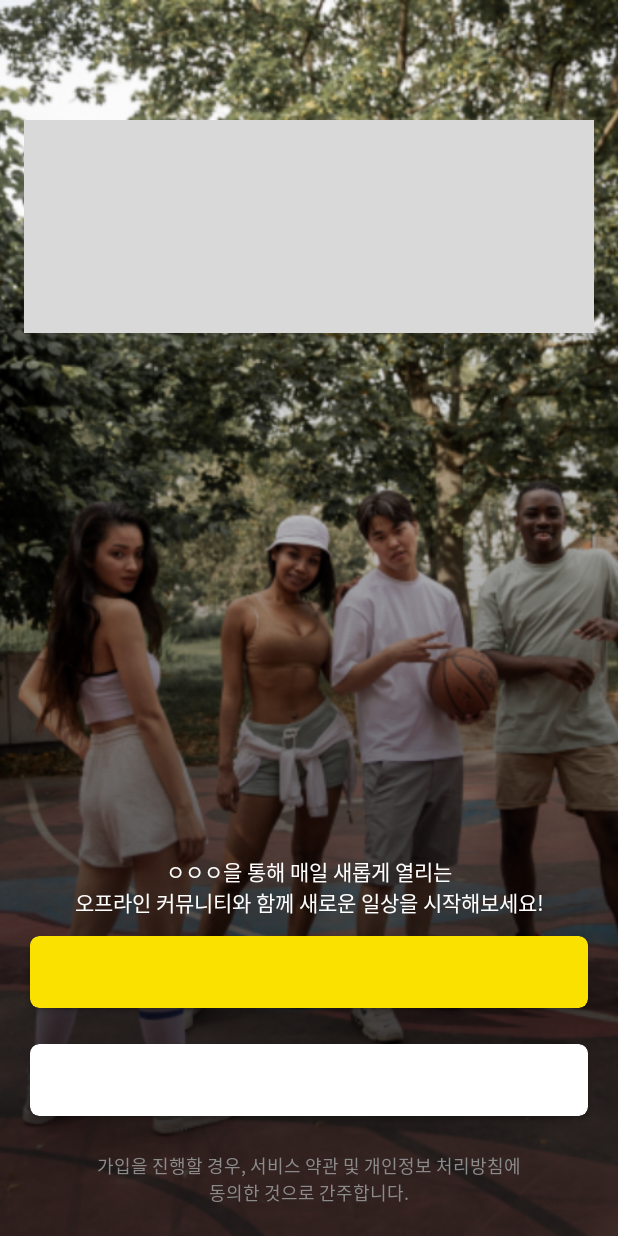
After one commit to N-X-Pickit/STITCH-android, an Android app: the layout activity_login.xml on its own in the app's theme, with its tools: preview values and no code run, on a phone screen of 412 x 824 dp. The commit adds this screen. Run offline under Robolectric (Android 15) with nearby library versions, the phone set to English and light mode, and no system bars.

Commit message:
#3 : 로그인 화면 ui 구현

```diff
--- a/app/build.gradle
+++ b/app/build.gradle
@@ -30,6 +30,9 @@ android {
     kotlinOptions {
         jvmTarget = '1.8'
     }
+    dataBinding {
+        enabled = true
+    }
 }
 
 dependencies {
@@ -38,6 +41,8 @@ dependencies {
     implementation 'androidx.appcompat:appcompat:1.6.1'
     implementation 'com.google.android.material:material:1.8.0'
     implementation 'androidx.constraintlayout:constraintlayout:2.1.4'
+    implementation 'androidx.lifecycle:lifecycle-viewmodel-ktx:2.5.1'
+
     testImplementation 'junit:junit:4.13.2'
     androidTestImplementation 'androidx.test.ext:junit:1.1.5'
     androidTestImplementation 'androidx.test.espresso:espresso-core:3.5.1'
--- a/app/src/main/AndroidManifest.xml
+++ b/app/src/main/AndroidManifest.xml
@@ -14,6 +14,10 @@
         <activity
             android:name=".MainActivity"
             android:exported="true">
+        </activity>
+        <activity
+            android:name=".ui.LoginActivity"
+            android:exported="true">
             <intent-filter>
                 <action android:name="android.intent.action.MAIN" />
 
--- a/app/src/main/java/com/example/stitch/MainActivity.kt
+++ b/app/src/main/java/com/example/stitch/MainActivity.kt
@@ -6,6 +6,6 @@ import android.os.Bundle
 class MainActivity : AppCompatActivity() {
     override fun onCreate(savedInstanceState: Bundle?) {
         super.onCreate(savedInstanceState)
-        setContentView(R.layout.activity_main)
+        setContentView(R.layout.activity_login)
     }
 }
--- /dev/null
+++ b/app/src/main/res/drawable/login_background_gradient.xml
@@ -0,0 +1,39 @@
+<?xml version="1.0" encoding="utf-8"?>
+<vector xmlns:android="http://schemas.android.com/apk/res/android"
+    xmlns:aapt="http://schemas.android.com/aapt"
+    xmlns:tools="http://schemas.android.com/tools"
+    android:width="360dp"
+    android:height="640dp"
+    android:viewportWidth="360"
+    android:viewportHeight="640">
+    <group>
+        <clip-path android:pathData="M0 0H360V640H0V0Z"
+            tools:ignore="VectorRaster" />
+        <group
+            android:pivotX="180"
+            android:pivotY="320"
+            android:rotation="-90"
+            android:scaleX="2"
+            android:scaleY="2"
+            android:translateX="0.147"
+            android:translateY="1">
+            <path android:pathData="M0 0V640H360V0">
+                <aapt:attr name="android:fillColor">
+                    <gradient
+                        android:endX="270"
+                        android:endY="320"
+                        android:startX="90"
+                        android:startY="320"
+                        android:type="linear">
+                        <item
+                            android:color="#B3000000"
+                            android:offset="0" />
+                        <item
+                            android:color="#00000000"
+                            android:offset="1" />
+                    </gradient>
+                </aapt:attr>
+            </path>
+        </group>
+    </group>
+</vector>
--- /dev/null
+++ b/app/src/main/res/layout/activity_login.xml
@@ -0,0 +1,95 @@
+<?xml version="1.0" encoding="utf-8"?>
+<layout xmlns:android="http://schemas.android.com/apk/res/android"
+    xmlns:app="http://schemas.android.com/apk/res-auto"
+    xmlns:tools="http://schemas.android.com/tools">
+
+    <androidx.constraintlayout.widget.ConstraintLayout
+        android:layout_width="match_parent"
+        android:layout_height="match_parent"
+        tools:context=".MainActivity">
+
+        <ImageView
+            android:layout_width="match_parent"
+            android:layout_height="match_parent"
+            android:scaleType="centerCrop"
+            android:src="@drawable/login_background"
+            app:layout_constraintBottom_toBottomOf="parent"
+            app:layout_constraintEnd_toEndOf="parent"
+            app:layout_constraintStart_toStartOf="parent"
+            app:layout_constraintTop_toTopOf="parent" />
+
+        <View
+            android:layout_width="match_parent"
+            android:layout_height="match_parent"
+            android:background="@drawable/login_background_gradient"
+            app:layout_constraintBottom_toBottomOf="parent"
+            app:layout_constraintEnd_toEndOf="parent"
+            app:layout_constraintStart_toStartOf="parent"
+            app:layout_constraintTop_toTopOf="parent" />
+
+        <ImageView
+            android:id="@+id/iv_login_top"
+            android:layout_width="0dp"
+            android:layout_height="142dp"
+            android:layout_marginHorizontal="16dp"
+            android:layout_marginTop="80dp"
+            android:background="#D9D9D9"
+            app:layout_constraintEnd_toEndOf="parent"
+            app:layout_constraintStart_toStartOf="parent"
+            app:layout_constraintTop_toTopOf="parent" />
+
+        <TextView
+            android:id="@+id/tv_privacy_agree"
+            android:layout_width="0dp"
+            android:layout_height="wrap_content"
+            android:layout_marginHorizontal="16dp"
+            android:layout_marginBottom="20dp"
+            android:bufferType="spannable"
+            android:text="@string/loginPrivacyAgree"
+            android:textAlignment="center"
+            android:textAppearance="@style/Caption"
+            android:textColor="@color/gray_09"
+            app:layout_constraintBottom_toBottomOf="parent"
+            app:layout_constraintEnd_toEndOf="parent"
+            app:layout_constraintStart_toStartOf="parent" />
+
+        <androidx.cardview.widget.CardView
+            android:id="@+id/btn_google_login"
+            android:layout_width="0dp"
+            android:layout_height="48dp"
+            android:layout_marginHorizontal="20dp"
+            android:layout_marginBottom="24dp"
+            android:background="@color/white"
+            app:cardCornerRadius="6dp"
+            app:layout_constraintBottom_toTopOf="@id/tv_privacy_agree"
+            app:layout_constraintEnd_toEndOf="parent"
+            app:layout_constraintStart_toStartOf="parent" />
+
+        <androidx.cardview.widget.CardView
+            android:id="@+id/btn_kakao_login"
+            android:layout_width="0dp"
+            android:layout_height="48dp"
+            android:layout_marginHorizontal="20dp"
+            android:layout_marginBottom="24dp"
+            android:background="@color/white"
+            android:backgroundTint="#FAE100"
+            app:cardCornerRadius="6dp"
+            app:layout_constraintBottom_toTopOf="@id/btn_google_login"
+            app:layout_constraintEnd_toEndOf="parent"
+            app:layout_constraintStart_toStartOf="parent" />
+
+        <TextView
+            android:layout_width="0dp"
+            android:layout_height="wrap_content"
+            android:layout_marginBottom="12dp"
+            android:text="@string/login_guide"
+            android:textAlignment="center"
+            android:textAppearance="@style/Body_2_long"
+            android:textColor="@color/white"
+            app:layout_constraintBottom_toTopOf="@id/btn_kakao_login"
+            app:layout_constraintEnd_toEndOf="parent"
+            app:layout_constraintStart_toStartOf="parent" />
+
+    </androidx.constraintlayout.widget.ConstraintLayout>
+
+</layout>
--- a/app/src/main/res/values/strings.xml
+++ b/app/src/main/res/values/strings.xml
@@ -1,3 +1,5 @@
 <resources>
     <string name="app_name">STITCH</string>
+    <string name="loginPrivacyAgree">가입을 진행할 경우, 서비스 약관 및 개인정보 처리방침에\n동의한 것으로 간주합니다.</string>
+    <string name="login_guide">ㅇㅇㅇ을 통해 매일 새롭게 열리는\n오프라인 커뮤니티와 함께 새로운 일상을 시작해보세요!</string>
 </resources>
--- a/app/src/main/res/values/themes.xml
+++ b/app/src/main/res/values/themes.xml
@@ -1,6 +1,6 @@
 <resources xmlns:tools="http://schemas.android.com/tools">
     <!-- Base application theme. -->
-    <style name="Theme.STITCH" parent="Theme.MaterialComponents.DayNight.DarkActionBar">
+    <style name="Theme.STITCH" parent="Theme.MaterialComponents.DayNight.NoActionBar">
         <!-- Primary brand color. -->
         <item name="colorPrimary">@color/purple_500</item>
         <item name="colorPrimaryVariant">@color/purple_700</item>
@@ -10,7 +10,15 @@
         <item name="colorSecondaryVariant">@color/teal_700</item>
         <item name="colorOnSecondary">@color/black</item>
         <!-- Status bar color. -->
-        <item name="android:statusBarColor">?attr/colorPrimaryVariant</item>
+        <item name="android:windowLightStatusBar" >true</item>
+        <item name="android:statusBarColor">@android:color/transparent</item>
+        <item name="android:navigationBarColor">@android:color/transparent</item>
+        <item name="android:enforceNavigationBarContrast" tools:targetApi="q">false</item>
+        <item name="android:enforceStatusBarContrast" tools:targetApi="q">false</item>
         <!-- Customize your theme here. -->
+        <item name="windowActionBar">false</item>
+        <item name="windowNoTitle">true</item>
+        <item name="android:textColorLink">@color/gray_06</item>
+
     </style>
 </resources>
```
Also changed, not shown: app/src/main/java/com/example/stitch/ui/LoginActivity.kt (added, +57 -0 lines), app/src/main/res/layout/activity_main.xml (+1 -13 lines), app/src/main/res/values/colors.xml (+42 -0 lines), app/src/main/res/drawable/login_background.png (added).
